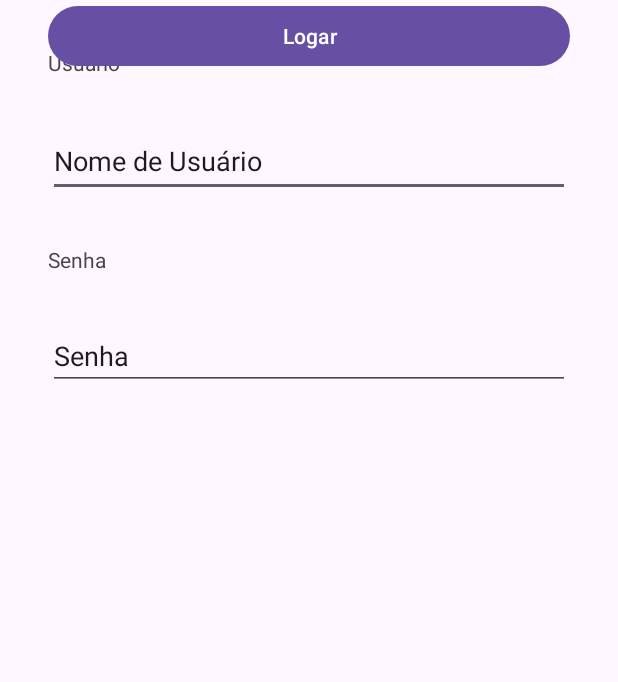
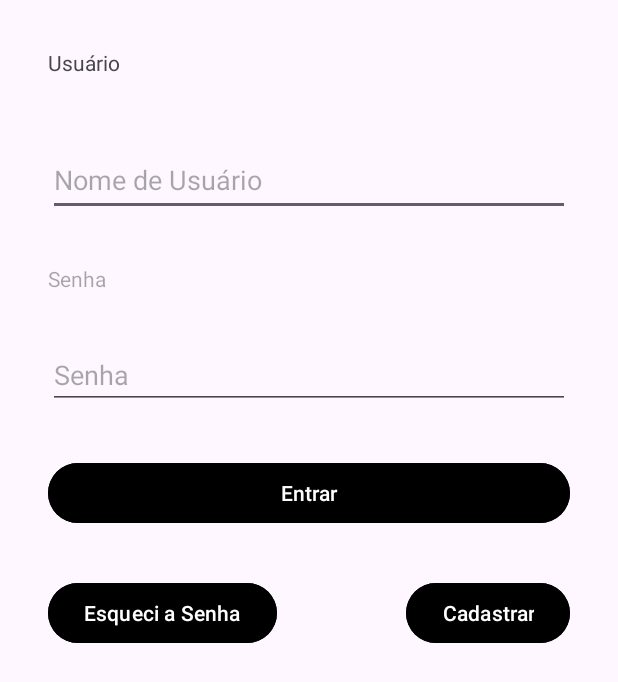
Before and after one commit to guilhermehenrsilva/ProgramacaoParaDispositivosMoveis, an Android app: the screen it shows after launch (MainActivity), on a phone screen of 412 x 824 dp. Shown: the top 682 px of the screen. Run offline under Robolectric (Android 15) with nearby library versions, the phone set to English and light mode, and no system bars.

Commit message:
Atualizado 26/03/2024

```diff
--- a/ProjetosAndroid/MeuPrimeiroApp/app/src/main/java/br/edu/ifsuldeminas/mch/meuprimeiroapp/MainActivity.java
+++ b/ProjetosAndroid/MeuPrimeiroApp/app/src/main/java/br/edu/ifsuldeminas/mch/meuprimeiroapp/MainActivity.java
@@ -3,6 +3,9 @@ package br.edu.ifsuldeminas.mch.meuprimeiroapp;
 import androidx.appcompat.app.AppCompatActivity;
 
 import android.os.Bundle;
+import android.view.View;
+import android.widget.Button;
+import android.widget.Toast;
 
 public class MainActivity extends AppCompatActivity {
 
@@ -10,5 +13,23 @@ public class MainActivity extends AppCompatActivity {
     protected void onCreate(Bundle savedInstanceState) {
         super.onCreate(savedInstanceState);
         setContentView(R.layout.activity_main);
+
+        //acessar o botão
+        Button buttonLogin = findViewById(R.id.buttonLogin);
+
+        //acessar o onClickListener
+        buttonLogin.setOnClickListener(new View.OnClickListener() {
+            @Override
+            public void onClick(View view) {
+                Toast toast = Toast.makeText(view.getContext(),
+                        R.string.login_succefull,Toast.LENGTH_LONG);
+
+                toast.show();
+            }
+        });
+
+        //passar uma View.onclickListener
+        //Implementar uma subclasse  de View.onClickListener
+
     }
 }
--- a/ProjetosAndroid/MeuPrimeiroApp/app/src/main/res/layout/activity_main.xml
+++ b/ProjetosAndroid/MeuPrimeiroApp/app/src/main/res/layout/activity_main.xml
@@ -8,8 +8,8 @@
 
     <TextView
         android:id="@+id/textViewUser"
-        android:layout_width="wrap_content"
-        android:layout_height="wrap_content"
+        android:layout_width="69dp"
+        android:layout_height="32dp"
         android:layout_marginStart="32dp"
         android:layout_marginTop="@dimen/top_default_margin"
         android:text="@string/login_user_login"
@@ -25,7 +25,7 @@
         android:layout_marginEnd="@dimen/right_default_margin"
         android:inputType="text"
         android:minHeight="@dimen/edit_texts_min_height"
-        android:text="@string/login_user_login_placeholder"
+        android:hint="@string/login_user_login_placeholder"
         app:layout_constraintEnd_toEndOf="parent"
         app:layout_constraintStart_toStartOf="parent"
         app:layout_constraintTop_toBottomOf="@+id/textViewUser" />
@@ -36,7 +36,7 @@
         android:layout_height="wrap_content"
         android:layout_marginStart="@dimen/left_default_margin"
         android:layout_marginTop="@dimen/top_default_margin"
-        android:text="@string/login_user_pw"
+        android:hint="@string/login_user_pw"
         app:layout_constraintStart_toStartOf="parent"
         app:layout_constraintTop_toBottomOf="@+id/editTextUser" />
 
@@ -47,21 +47,44 @@
         android:layout_marginStart="@dimen/left_default_margin"
         android:layout_marginTop="@dimen/top_default_margin"
         android:layout_marginEnd="@dimen/right_default_margin"
-        android:text="@string/login_user_pw_placeholder"
+        android:hint="@string/login_user_pw_placeholder"
         android:inputType="number"
         app:layout_constraintEnd_toEndOf="parent"
         app:layout_constraintStart_toStartOf="parent"
         app:layout_constraintTop_toBottomOf="@+id/textView" />
 
     <Button
-        android:id="@+id/button"
+        android:id="@+id/buttonLogin"
         android:layout_width="0dp"
         android:layout_height="wrap_content"
+        android:backgroundTint="@color/black"
         android:layout_marginStart="@dimen/left_default_margin"
         android:layout_marginTop="@dimen/top_default_margin"
         android:layout_marginEnd="@dimen/right_default_margin"
         android:text="@string/login_buttom_login"
         app:layout_constraintEnd_toEndOf="parent"
         app:layout_constraintStart_toStartOf="parent"
-        tools:layout_editor_absoluteY="328dp" />
+        app:layout_constraintTop_toBottomOf="@+id/editTextNumberPassword" />
+
+    <Button
+        android:id="@+id/buttonRegister"
+        android:layout_width="wrap_content"
+        android:layout_height="wrap_content"
+        android:backgroundTint="@color/black"
+        android:layout_marginTop="@dimen/top_default_margin"
+        android:layout_marginEnd="@dimen/right_default_margin"
+        android:text="@string/login_buttom_Register"
+        app:layout_constraintEnd_toEndOf="parent"
+        app:layout_constraintTop_toBottomOf="@+id/buttonLogin" />
+
+    <Button
+        android:id="@+id/buttonForgotPw"
+        android:layout_width="wrap_content"
+        android:layout_height="wrap_content"
+        android:backgroundTint="@color/black"
+        android:layout_marginStart="@dimen/left_default_margin"
+        android:layout_marginTop="@dimen/top_default_margin"
+        android:text="@string/login_buttom_forgotPw"
+        app:layout_constraintStart_toStartOf="parent"
+        app:layout_constraintTop_toBottomOf="@+id/buttonLogin" />
 </androidx.constraintlayout.widget.ConstraintLayout>
--- a/ProjetosAndroid/MeuPrimeiroApp/app/src/main/res/values/strings.xml
+++ b/ProjetosAndroid/MeuPrimeiroApp/app/src/main/res/values/strings.xml
@@ -8,5 +8,9 @@
     <string name="login_user_pw_placeholder">Senha</string>
 
 
-    <string name="login_buttom_login">Logar</string>
+    <string name="login_buttom_login">Entrar</string>
+    <string name="login_buttom_Register">Cadastrar</string>
+    <string name="login_buttom_forgotPw">Esqueci a Senha</string>
+    <string name="login_succefull">Login efetuado com SUCESSO!!!!</string>
+
 </resources>
```
